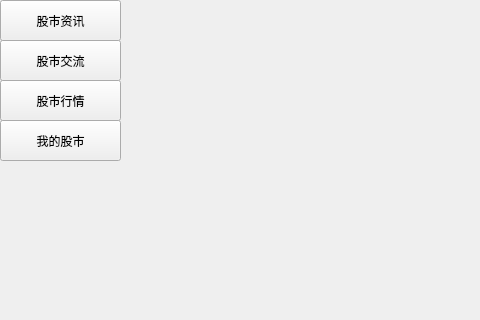
The window that qt_stock_trade_platform/home_page.ui (yys-y/Virtual-stock-trading-platform) describes before a commit, drawn with Qt 5; both pictures show x 0 to 480 and y 0 to 320 of the 900 by 430 pixel window.
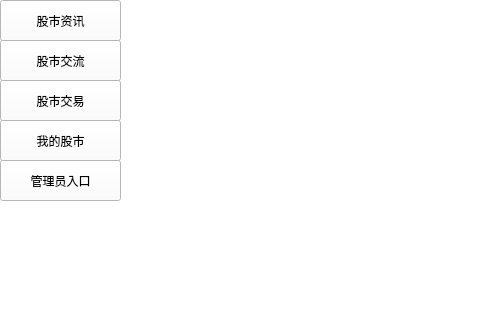
The same window after the commit.

Patch:
```diff
--- a/qt_stock_trade_platform/home_page.ui
+++ b/qt_stock_trade_platform/home_page.ui
@@ -11,7 +11,10 @@
    </rect>
   </property>
   <property name="windowTitle">
-   <string>Form</string>
+   <string>虚拟股票交易平台</string>
+  </property>
+  <property name="styleSheet">
+   <string notr="true">background-color: rgb(255, 255, 255);</string>
   </property>
   <widget class="QStackedWidget" name="stackedWidget">
    <property name="geometry">
@@ -74,7 +77,20 @@
     </rect>
    </property>
    <property name="text">
-    <string>股市行情</string>
+    <string>股市交易</string>
+   </property>
+  </widget>
+  <widget class="QPushButton" name="admin_button">
+   <property name="geometry">
+    <rect>
+     <x>0</x>
+     <y>160</y>
+     <width>121</width>
+     <height>41</height>
+    </rect>
+   </property>
+   <property name="text">
+    <string>管理员入口</string>
    </property>
   </widget>
  </widget>
```
